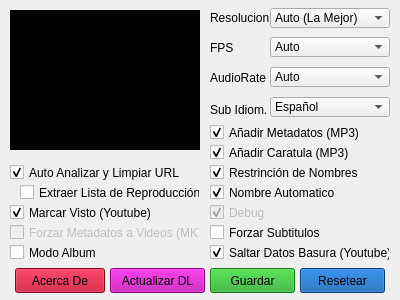
First picture: the form in mainwindow.ui, repository jackestar/Dl-PJ, before the edit.
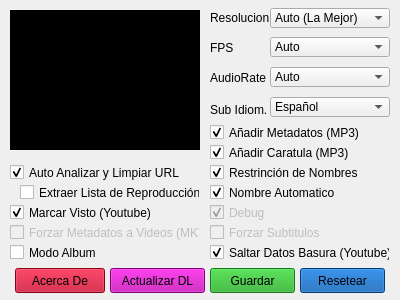
Second picture: the form after the edit. Icons and pictures are not drawn.

Patch:
```diff
--- a/mainwindow.ui
+++ b/mainwindow.ui
@@ -229,7 +229,7 @@
       <x>10</x>
       <y>160</y>
       <width>380</width>
-      <height>25</height>
+      <height>20</height>
      </rect>
     </property>
     <property name="font">
@@ -239,6 +239,9 @@
       <bold>false</bold>
      </font>
     </property>
+    <property name="styleSheet">
+     <string notr="true">background:#151f2a;</string>
+    </property>
     <property name="value">
      <number>0</number>
     </property>
@@ -259,7 +262,7 @@
     <property name="geometry">
      <rect>
       <x>0</x>
-      <y>200</y>
+      <y>185</y>
       <width>400</width>
       <height>20</height>
      </rect>
@@ -280,9 +283,9 @@
     <property name="geometry">
      <rect>
       <x>0</x>
-      <y>230</y>
+      <y>215</y>
       <width>400</width>
-      <height>65</height>
+      <height>80</height>
      </rect>
     </property>
     <property name="text">
@@ -572,7 +575,7 @@
     </widget>
     <widget class="QCheckBox" name="Ofzsb">
      <property name="enabled">
-      <bool>true</bool>
+      <bool>false</bool>
      </property>
      <property name="geometry">
       <rect>
```
